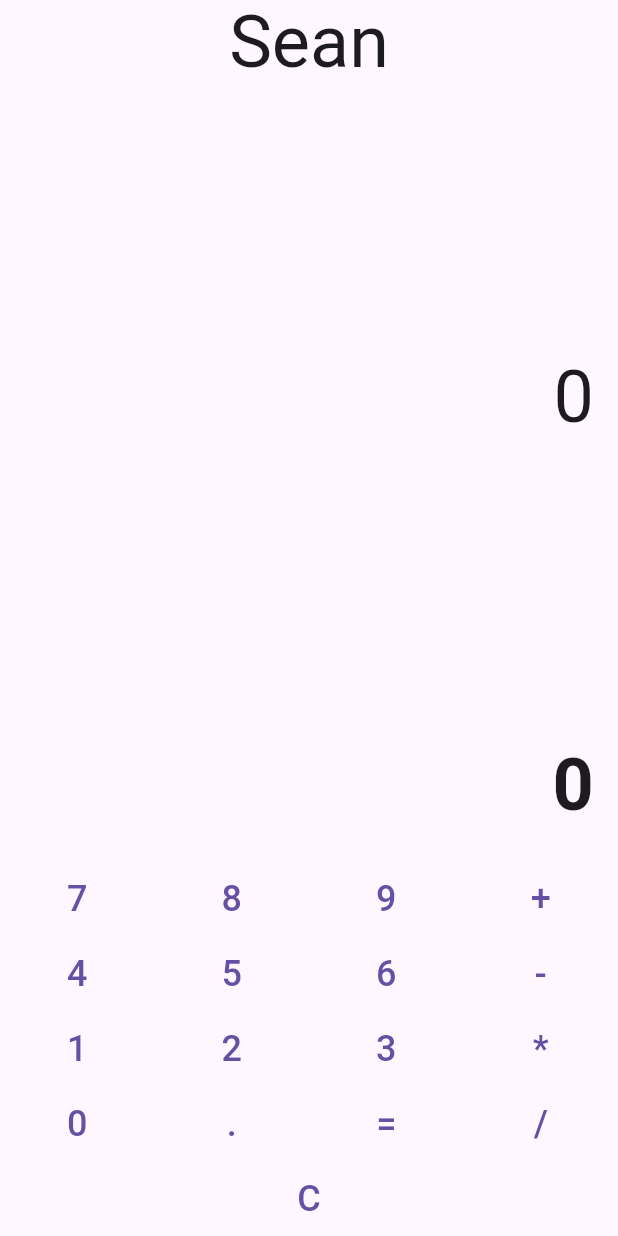
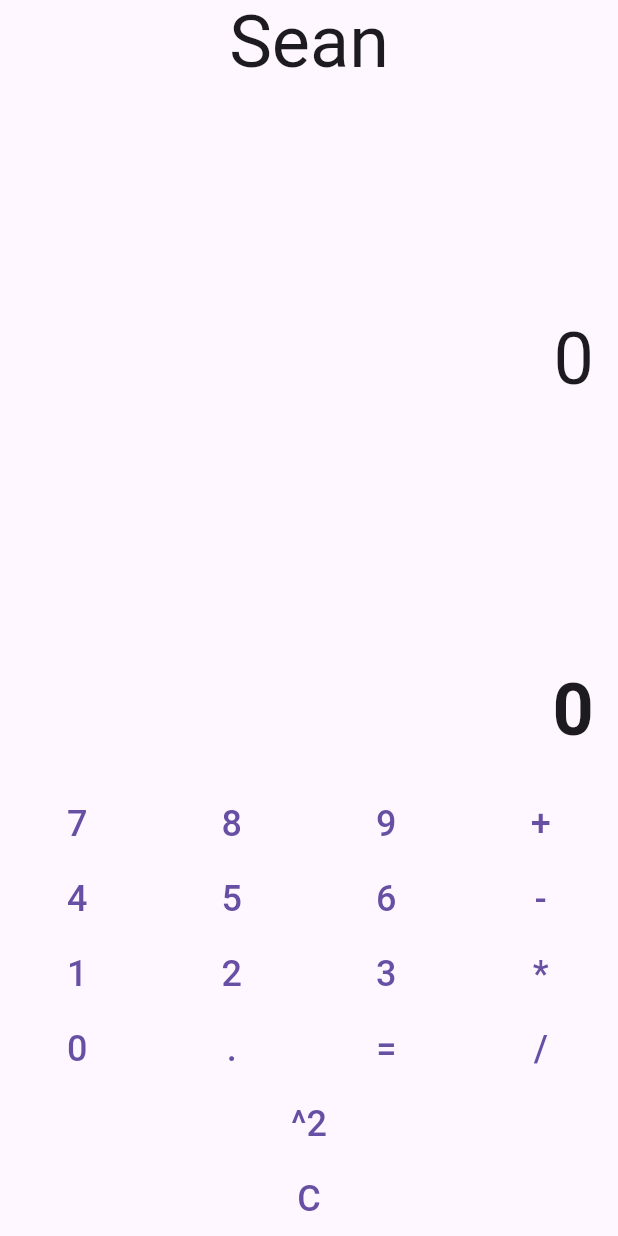
Before and after one commit to seanhudson03/flutter-calculator, a Flutter app: the screen it shows after launch, on a phone screen of 412 x 824 dp. Run offline on Flutter 3.47's test engine with Material 3 defaults, Android fonts, the phone set to English and light mode, and no system bars; missing offline and left inert: expressions.

Commit message:
Added square button to the calculator app

```diff
--- a/lib/main.dart
+++ b/lib/main.dart
@@ -6,6 +6,8 @@ void main() {
 }
 
 class CalculatorApp extends StatelessWidget {
+  const CalculatorApp({super.key});
+
   @override
   Widget build(BuildContext context) {
     return MaterialApp(
@@ -19,6 +21,8 @@ class CalculatorApp extends StatelessWidget {
 }
 
 class CalculatorScreen extends StatefulWidget {
+  const CalculatorScreen({super.key});
+
   @override
   _CalculatorScreenState createState() => _CalculatorScreenState();
 }
@@ -36,7 +40,7 @@ class _CalculatorScreenState extends State<CalculatorScreen> {
   void _calculateResult() {
     try {
       final expression = Expression.parse(_expression);
-      final evaluator = const ExpressionEvaluator();
+      const evaluator = ExpressionEvaluator();
       final result = evaluator.eval(expression, {});
       setState(() {
         _result = result.toString();
@@ -47,6 +51,13 @@ class _CalculatorScreenState extends State<CalculatorScreen> {
       });
     }
   }
+
+  void _squareNumber() {
+  setState(() {
+    double num = double.parse(_expression);
+    _expression = (num * num).toString();
+  });
+}
 
   void _clearExpression() {
     setState(() {
@@ -59,7 +70,7 @@ class _CalculatorScreenState extends State<CalculatorScreen> {
   Widget build(BuildContext context) {
     return Scaffold(
       appBar: AppBar(
-        title: Center(
+        title: const Center(
             child: Text(
             'Sean',
             style: TextStyle(fontSize: 48),
@@ -70,21 +81,21 @@ class _CalculatorScreenState extends State<CalculatorScreen> {
         children: [
           Expanded(
             child: Container(
-              padding: EdgeInsets.all(16),
+              padding: const EdgeInsets.all(16),
               alignment: Alignment.bottomRight,
               child: Text(
                 _expression.isEmpty ? '0' : _expression,
-                style: TextStyle(fontSize: 48),
+                style: const TextStyle(fontSize: 48),
               ),
             ),
           ),
           Expanded(
             child: Container(
-              padding: EdgeInsets.all(16),
+              padding: const EdgeInsets.all(16),
               alignment: Alignment.bottomRight,
               child: Text(
                 _result.isEmpty ? '0' : _result,
-                style: TextStyle(fontSize: 48, fontWeight: FontWeight.bold),
+                style: const TextStyle(fontSize: 48, fontWeight: FontWeight.bold),
               ),
             ),
           ),
@@ -122,6 +133,11 @@ class _CalculatorScreenState extends State<CalculatorScreen> {
           ),
           Row(
             children: [
+              _buildButton('^2'),
+            ]
+          ),
+          Row(
+            children: [
               _buildButton('C'),
             ],
           ),
@@ -138,13 +154,17 @@ class _CalculatorScreenState extends State<CalculatorScreen> {
               _calculateResult();
             } else if (text == 'C') {
               _clearExpression();
-            } else {
+            }
+            else if (text == '^2'){
+              _squareNumber();
+            }
+            else {
               _addToExpression(text);
             }
           },
           child: Text(
             text,
-            style: TextStyle(fontSize: 24),
+            style: const TextStyle(fontSize: 24),
           ),
         ),
       );
```
Also changed, not shown: 1 other file.
